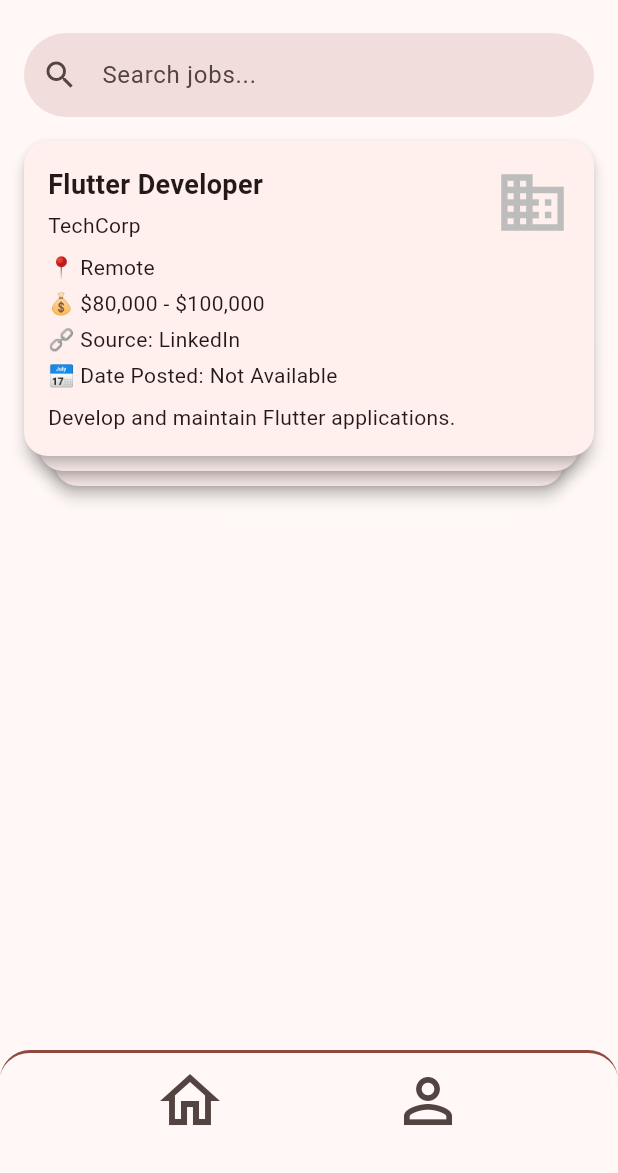
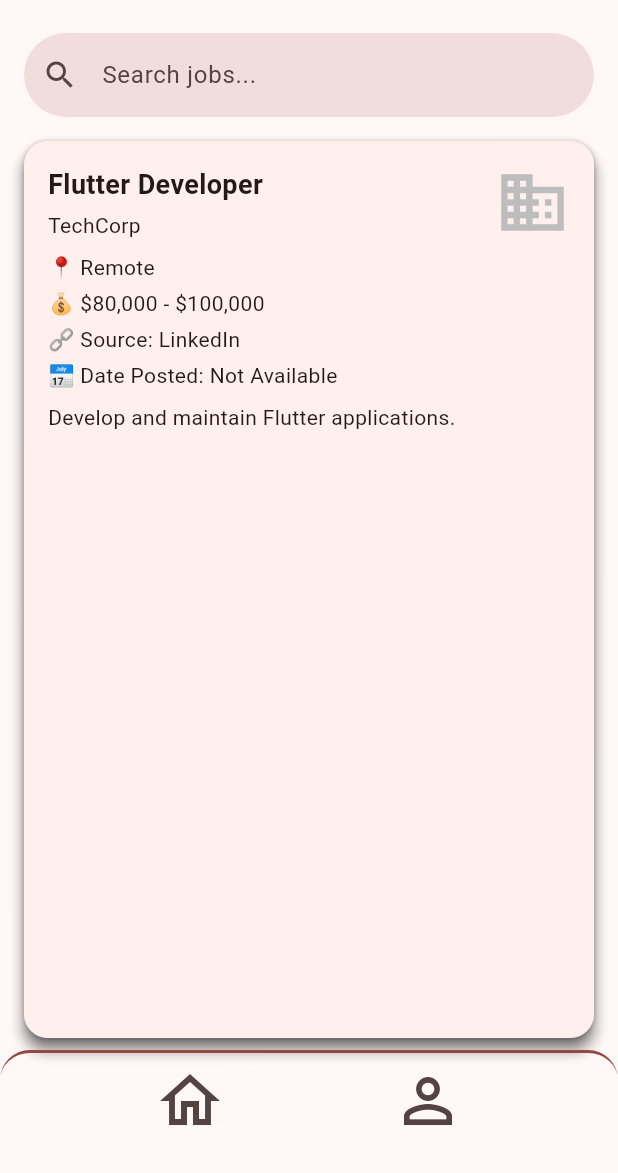
Before and after one commit to agamairi/job-swipe, a Flutter app: the screen it shows after launch, on a phone screen of 412 x 824 dp, the part 63-1236 px from its top. Run offline on Flutter 3.47's test engine with Material 3 defaults, Android fonts, the phone set to English and light mode, and no system bars; our stand-ins replace file_picker, sqflite; missing offline and left inert: doc_text, flutter_pdf_text, google_mlkit_entity_extraction, syncfusion_flutter_pdf; accounts and stored records are empty; network calls fail.

Commit message:
updating card ui to take up the whole screen

```diff
--- a/lib/widgets/job_card.dart
+++ b/lib/widgets/job_card.dart
@@ -17,6 +17,8 @@ class JobCard extends StatelessWidget {
   Widget build(BuildContext context) {
     return GestureDetector(
       onTap: onTap,
+      child: SizedBox.expand(
+        // Makes the card take up all available space
         child: Card(
           shape: RoundedRectangleBorder(
             borderRadius: BorderRadius.circular(16.0),
@@ -25,6 +27,12 @@ class JobCard extends StatelessWidget {
           margin: const EdgeInsets.symmetric(horizontal: 16, vertical: 8),
           child: Padding(
             padding: const EdgeInsets.all(16.0),
+            child: Column(
+              crossAxisAlignment: CrossAxisAlignment.start,
+              mainAxisSize: MainAxisSize.max, // Ensures it takes full height
+              children: [
+                Expanded(
+                  // Makes the inner content take all available space
                   child: Column(
                     crossAxisAlignment: CrossAxisAlignment.start,
                     children: [
@@ -43,7 +51,10 @@ class JobCard extends StatelessWidget {
                                   ),
                                 ),
                                 const SizedBox(height: 4),
-                        Text(job.company, style: TextStyle(fontSize: 14)),
+                                Text(
+                                  job.company,
+                                  style: TextStyle(fontSize: 14),
+                                ),
                               ],
                             ),
                           ),
@@ -77,6 +88,10 @@ class JobCard extends StatelessWidget {
                     ],
                   ),
                 ),
+              ],
+            ),
+          ),
+        ),
       ),
     );
   }
--- a/lib/widgets/job_swipe.dart
+++ b/lib/widgets/job_swipe.dart
@@ -100,7 +100,10 @@ class _SwipeableJobCardState extends State<SwipeableJobCard>
       },
       child: Transform.translate(
         offset: _offset,
+        child: SizedBox.expand(
+          // Ensure it takes all available space
           child: JobCard(job: widget.job, onTap: widget.onTap),
+        ),
       ),
     );
   }
@@ -151,51 +154,30 @@ class _JobSwipeState extends State<JobSwipe> {
       );
     }
 
-    // Determine the number of cards to show in the stack.
-    int remainingJobs = widget.jobs.length - currentIndex;
-    int cardsToShow = remainingJobs > 3 ? 3 : remainingJobs;
-
-    List<Widget> cardStack = [];
-    for (int i = 0; i < cardsToShow; i++) {
-      final job = widget.jobs[currentIndex + i];
-      if (i == 0) {
-        // Add a unique key here to ensure fresh state for each top card.
-        cardStack.add(
-          Positioned(
-            top: 10.0 * i,
-            left: 10.0 * i,
-            right: 10.0 * i,
+    return Stack(
+      children:
+          List.generate(
+            (widget.jobs.length - currentIndex).clamp(
+              0,
+              3,
+            ), // Show up to 3 stacked cards
+            (i) => Positioned.fill(
+              // Ensures cards take up full space
               child: SwipeableJobCard(
-              key: ValueKey(currentIndex),
-              job: job,
+                key: ValueKey(currentIndex + i),
+                job: widget.jobs[currentIndex + i],
                 onSwipeRight: () {
-                widget.onSwipe(job, true);
-                setState(() {
-                  currentIndex++;
-                });
+                  widget.onSwipe(widget.jobs[currentIndex + i], true);
+                  setState(() => currentIndex++);
                 },
                 onSwipeLeft: () {
-                widget.onSwipe(job, false);
-                setState(() {
-                  currentIndex++;
-                });
+                  widget.onSwipe(widget.jobs[currentIndex + i], false);
+                  setState(() => currentIndex++);
                 },
-              onTap: () => widget.onTap(job),
+                onTap: () => widget.onTap(widget.jobs[currentIndex + i]),
               ),
             ),
-        );
-      } else {
-        cardStack.add(
-          Positioned(
-            top: 10.0 * i,
-            left: 10.0 * i,
-            right: 10.0 * i,
-            child: JobCard(job: job, onTap: () => widget.onTap(job)),
-          ),
+          ).reversed.toList(), // Ensure the top card is last in the stack
     );
   }
 }
-
-    return Stack(children: cardStack.reversed.toList());
-  }
-}
```
Lines whose indentation alone changed are shown as unchanged.
